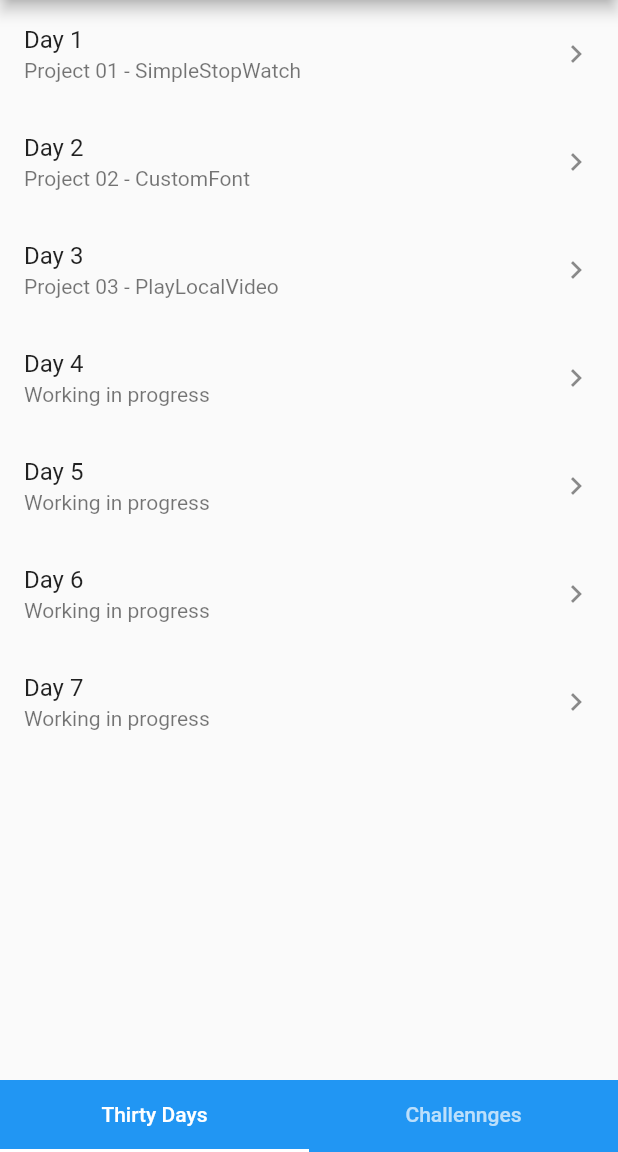
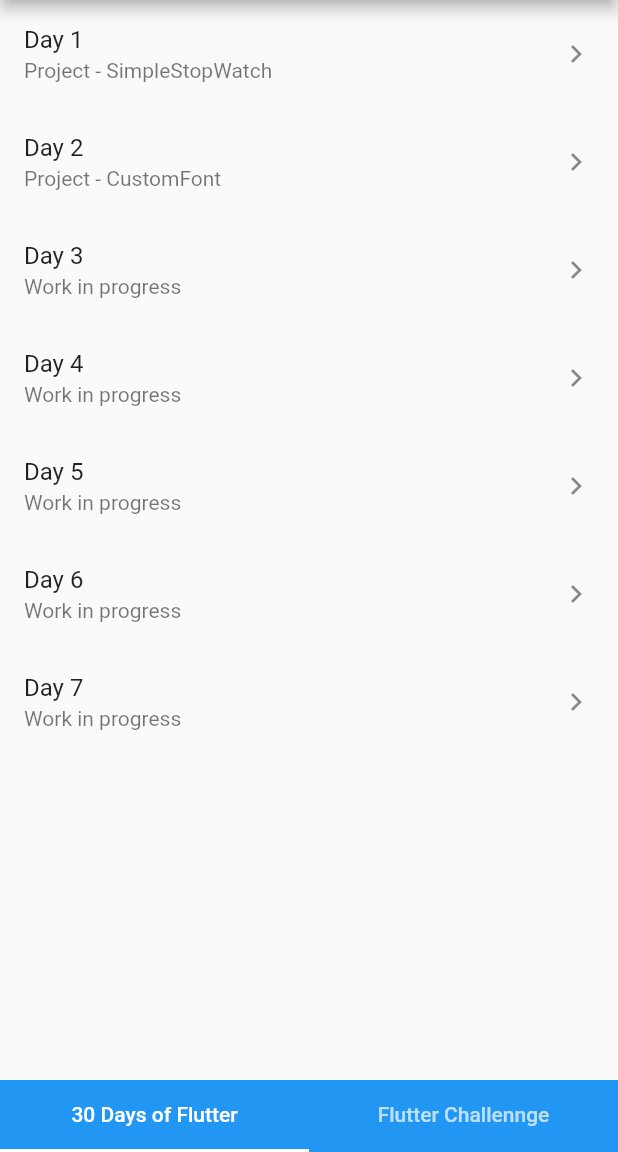
Before and after one commit to halakaluf/flutterdevhub, a Flutter app: the screen it shows after launch, after a tap on "Day 2", on a phone screen of 412 x 824 dp, the part 84-1236 px from its top. Run offline on Flutter 3.47's test engine with Material 2 defaults, Android fonts, the phone set to English and light mode, and no system bars; our stand-ins replace audioplayers, font_awesome_flutter, rxdart; network calls fail.

Commit message:
Remove unused assets and project cleanup

```diff
--- a/lib/main.dart
+++ b/lib/main.dart
@@ -38,8 +38,8 @@ class TabsState extends State<Tabs> with SingleTickerProviderStateMixin {
                 indicatorColor: Colors.white,
                 controller: tabController,
                 tabs: <Tab>[
-                  new Tab(text: "Thirty Days"),
-                  new Tab(text: "Challennges")
+                  new Tab(text: "30 Days of Flutter"),
+                  new Tab(text: "Flutter Challennge")
                 ]),
           )),
       body: new TabBarView(
--- a/lib/screens/thirtydays.dart
+++ b/lib/screens/thirtydays.dart
@@ -1,10 +1,5 @@
 import 'package:flutter/material.dart';
-import 'package:flutter_spinkit/flutter_spinkit.dart';
-
 import './thirtydays/simplestopwatch.dart' as simplestopwatch;
-
-
-//SpinKitWave(color: Color.fromRGBO(215, 40, 40, 0.9), type: SpinKitWaveType.start);
 
 class Thirtydays extends StatelessWidget {
   @override
@@ -13,63 +8,58 @@ class Thirtydays extends StatelessWidget {
       children: <Widget>[
         ListTile(
             title: Text('Day 1'),
-          subtitle: Text('Project 01 - SimpleStopWatch'),
+            subtitle: Text('Project - SimpleStopWatch'),
             trailing: Icon(Icons.keyboard_arrow_right),
             onTap: () {
               Navigator.push(
                 context,
-              MaterialPageRoute(builder: (context) => simplestopwatch.SimpleStopWatchScreen("Project 01 - SimpleStopWatch")),
+                MaterialPageRoute(
+                    builder: (context) => simplestopwatch.SimpleStopWatchScreen(
+                        "Project - SimpleStopWatch")),
               );
-          }
-        ),
+            }),
         ListTile(
             title: Text('Day 2'),
-          subtitle: Text('Project 02 - CustomFont'),
+            subtitle: Text('Project - CustomFont'),
             trailing: Icon(Icons.keyboard_arrow_right),
             onTap: () {
-            print('horse');
-          }
-        ),
+              print('WIP');
+            }),
         ListTile(
             title: Text('Day 3'),
-          subtitle: Text('Project 03 - PlayLocalVideo'),
+            subtitle: Text('Work in progress'),
             trailing: Icon(Icons.keyboard_arrow_right),
             onTap: () {
-            print('horse');
-          }
-        ),
+              print('WIP');
+            }),
         ListTile(
             title: Text('Day 4'),
-          subtitle: Text('Working in progress'),
+            subtitle: Text('Work in progress'),
             trailing: Icon(Icons.keyboard_arrow_right),
             onTap: () {
-            print('horse');
-          }
-        ),
+              print('WIP');
+            }),
         ListTile(
             title: Text('Day 5'),
-          subtitle: Text('Working in progress'),
+            subtitle: Text('Work in progress'),
             trailing: Icon(Icons.keyboard_arrow_right),
             onTap: () {
-            print('horse');
-          }
-        ),
+              print('WIP');
+            }),
         ListTile(
             title: Text('Day 6'),
-          subtitle: Text('Working in progress'),
+            subtitle: Text('Work in progress'),
             trailing: Icon(Icons.keyboard_arrow_right),
             onTap: () {
-            print('horse');
-          }
-        ),
+              print('WIP');
+            }),
         ListTile(
             title: Text('Day 7'),
-          subtitle: Text('Working in progress'),
+            subtitle: Text('Work in progress'),
             trailing: Icon(Icons.keyboard_arrow_right),
             onTap: () {
-            print('horse');
-          }
-        )
+              print('WIP');
+            })
       ],
     );
   }
```
Also changed, not shown: assets/images/nubank.jpg (deleted). Lines whose indentation alone changed are shown as unchanged.
